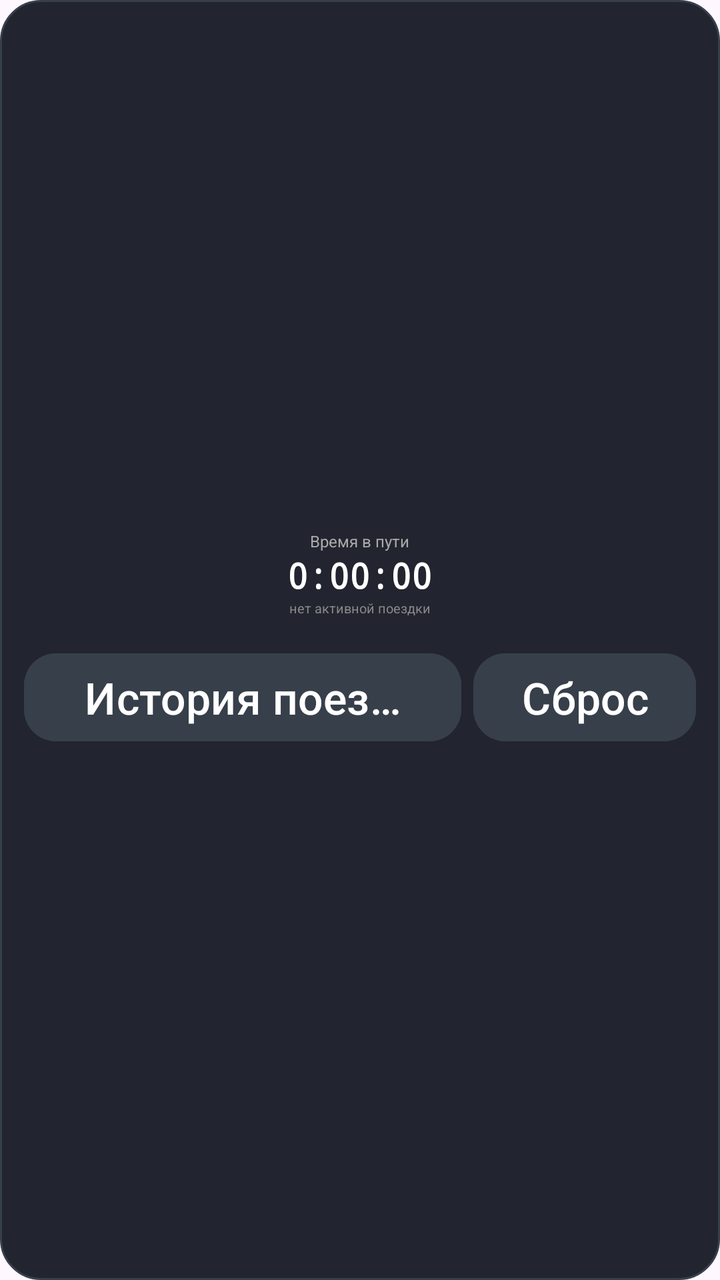
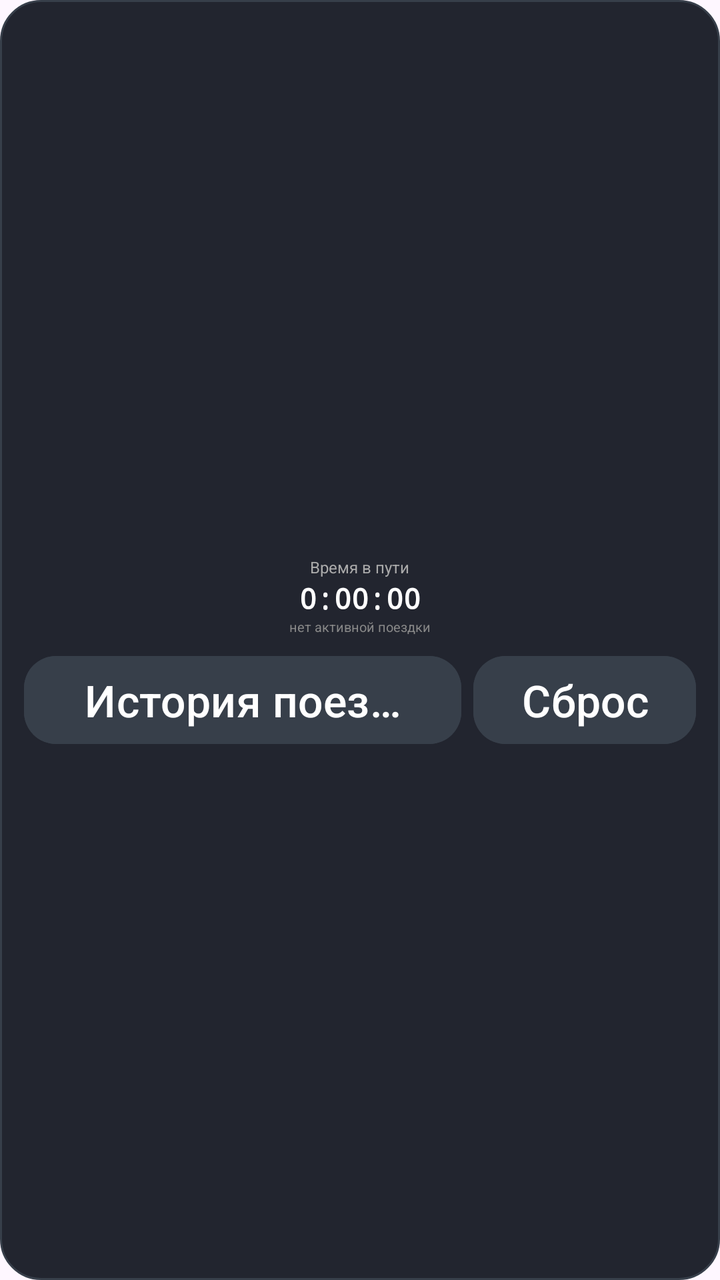

Screens rendered from an Android XML layout before and after an edit, with the pre-edit source and the edit as a unified diff.
<!-- AndroidManifest.xml: application theme Theme.RestoreMode -->
<!-- res/layout/tile_trip.xml -->
<?xml version="1.0" encoding="utf-8"?>
<LinearLayout xmlns:android="http://schemas.android.com/apk/res/android"
    xmlns:app="http://schemas.android.com/apk/res-auto"
    android:id="@+id/tripCard"
    android:layout_width="match_parent"
    android:layout_height="match_parent"
    android:background="@drawable/layout_category_bg"
    android:gravity="center"
    android:orientation="vertical"
    android:padding="12dp"
    android:clickable="true"
    android:focusable="true">

    <TextView
        android:layout_width="wrap_content"
        android:layout_height="wrap_content"
        android:text="Время в пути"
        android:textColor="#aaaaaa"
        android:textSize="24px" />

    <TextView
        android:id="@+id/tripTimer"
        android:layout_width="wrap_content"
        android:layout_height="wrap_content"
        android:fontFamily="monospace"
        android:text="0:00:00"
        android:textColor="#FFFFFF"
        android:textSize="52px"
        android:textStyle="bold" />

    <TextView
        android:id="@+id/tripStatus"
        android:layout_width="wrap_content"
        android:layout_height="wrap_content"
        android:layout_marginBottom="14dp"
        android:text="нет активной поездки"
        android:textColor="#888888"
        android:textSize="20px" />

    <LinearLayout
        android:layout_width="match_parent"
        android:layout_height="wrap_content"
        android:orientation="horizontal">

        <Button
            android:id="@+id/buttonTripHistory"
            android:layout_width="0dp"
            android:layout_height="52dp"
            android:layout_marginEnd="6dp"
            android:layout_weight="1"
            android:backgroundTint="#373f4a"
            android:onClick="onButtonTripHistory"
            android:singleLine="true"
            android:text="История поездок"
            android:textColor="#FFFFFF"
            android:textSize="22dp"
            app:cornerRadius="16dp" />

        <Button
            android:id="@+id/buttonTripReset"
            android:layout_width="wrap_content"
            android:layout_height="52dp"
            android:backgroundTint="#373f4a"
            android:onClick="onButtonTripReset"
            android:singleLine="true"
            android:text="Сброс"
            android:textColor="#FFFFFF"
            android:textSize="22dp"
            app:cornerRadius="16dp" />
    </LinearLayout>
</LinearLayout>
<!-- resources referenced by this layout -->
<resources>
  <!-- drawable layout_category_bg (drawable) -->
  <?xml version="1.0" encoding="UTF-8"?>
  <shape xmlns:android="http://schemas.android.com/apk/res/android">
      <solid android:color="#22252f"/>
      <stroke android:width="1dp" android:color="#373f4a" />
      <corners android:radius="20dp"/>
      <padding android:left="1dp" android:top="1dp" android:right="1dp" android:bottom="1dp" />
  </shape>
  <style name="Theme.RestoreMode" parent="Base.Theme.RestoreMode" />
  <style name="Base.Theme.RestoreMode" parent="Theme.Material3.DayNight.NoActionBar">
          
          
      </style>
</resources>

<!-- the commit's change to res/layout/tile_trip.xml (unified diff, before → after) -->
@@ -10,6 +10,15 @@
     android:padding="12dp"
     android:clickable="true"
     android:focusable="true">
+
+    <TextView
+        android:id="@+id/tripDate"
+        android:layout_width="match_parent"
+        android:layout_height="wrap_content"
+        android:layout_marginBottom="4dp"
+        android:gravity="center"
+        android:textColor="#aaaaaa"
+        android:textSize="22px" />
 
     <TextView
         android:layout_width="wrap_content"
@@ -25,14 +34,14 @@
         android:fontFamily="monospace"
         android:text="0:00:00"
         android:textColor="#FFFFFF"
-        android:textSize="52px"
+        android:textSize="44px"
         android:textStyle="bold" />
 
     <TextView
         android:id="@+id/tripStatus"
         android:layout_width="wrap_content"
         android:layout_height="wrap_content"
-        android:layout_marginBottom="14dp"
+        android:layout_marginBottom="6dp"
         android:text="нет активной поездки"
         android:textColor="#888888"
         android:textSize="20px" />
